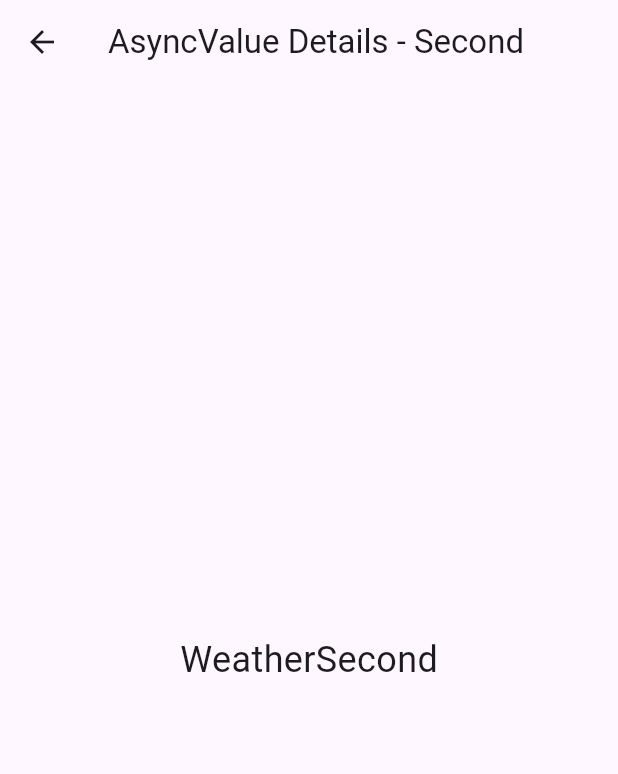
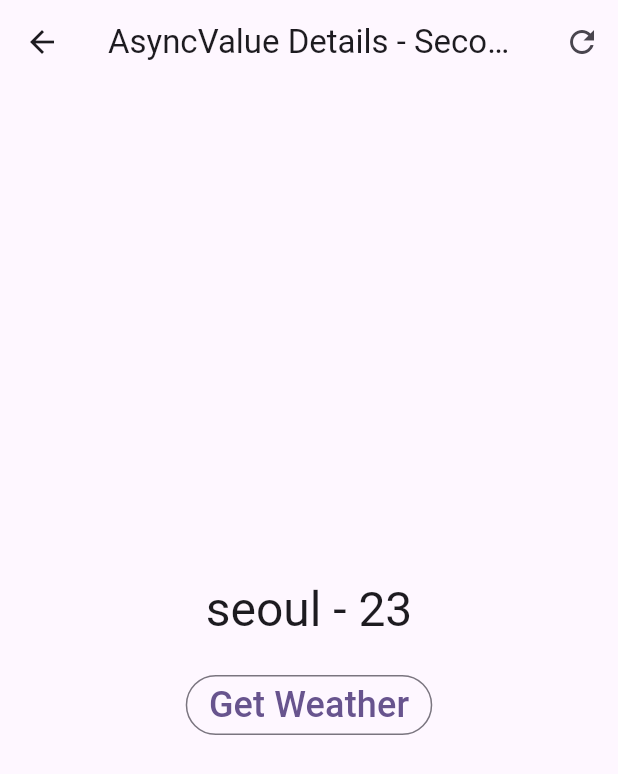
Before and after one commit to jsmile/riverpod_asyncvalue_details, a Flutter app: the WeatherSecondPage screen opened directly, on a phone screen of 412 x 824 dp. Shown: the top 774 px of the screen. Run offline on Flutter 3.47's test engine with Material 3 defaults, Android fonts, the phone set to English and light mode, and no system bars; our stand-ins replace flutter_riverpod, riverpod_annotation; missing offline and left inert: ansicolor; generated files the repository leaves out were written again.

Commit message:
provider 가 타 provider 를 참조할 때, ref.invalidate( )

```diff
--- a/lib/src/pages/weather_second/weather_second_page.dart
+++ b/lib/src/pages/weather_second/weather_second_page.dart
@@ -1,18 +1,134 @@
 import 'package:flutter/material.dart';
 import 'package:flutter_riverpod/flutter_riverpod.dart';
+import 'package:riverpod_asyncvalue_details/src/extensions/async_value_xx.dart';
+
+import 'weather_second_provider.dart';
+
+import '../../models/cities.dart';
+import '../../utils/ansi_color_debug.dart';
+
+// 현재 파일에서 공유할 선택된 도시
+int _selectedIndex = 1;
 
 class WeatherSecondPage extends ConsumerWidget {
   const WeatherSecondPage({super.key});
 
   @override
   Widget build(BuildContext context, WidgetRef ref) {
+    // Error 시 Dialog 띄우기
+    ref.listen<AsyncValue<String>>(
+      weatherAsyncSecondProvider,
+      (prev, next) {
+        if (next.hasError && !next.isLoading) {
+          // if (next is AsyncError) {
+          showDialog(
+            context: context,
+            builder: (context) {
+              return AlertDialog(
+                title: const Text('Error'),
+                content: Text(next.error.toString()),
+                actions: [
+                  TextButton(
+                    onPressed: () {
+                      Navigator.pop(context);
+                    },
+                    child: const Text('OK'),
+                  ),
+                ],
+              );
+            },
+          );
+        }
+      },
+    );
+
+    final weather = ref.watch(weatherAsyncSecondProvider); // AsyncValue<String>
+    debugPrint(info('### weather : ${weather.toString()}'));
+    debugPrint(info('### prop : ${weather.props}'));
+
+    debugPrint(info('### weather.value : ${weather.value}'));
+
+    try {
+      debugPrint(info('### requireValue : ${weather.requireValue}'));
+    } on StateError {
+      debugPrint(error('### requireValue : StateError'));
+    } catch (e) {
+      debugPrint(error('### requireValue error: ${e.toString()}'));
+    }
+
+    debugPrint(info('### =================================='));
+
     return Scaffold(
       appBar: AppBar(
         title: const Text('AsyncValue Details - Second'),
+        actions: [
+          IconButton(
+            icon: const Icon(Icons.refresh),
+            onPressed: () {
+              _selectedIndex = 1;
+              // AsyncLoading  -->  AsyncData 또는 AsyncError 순서로 동작함.
+              ref.invalidate(cityNotiProvider);
+              // AsincData 또는 AsyncError 의 isLoading: true + isRefeshing: true
+              // --> AsyncData 또는 AsyncError isLoading: false + isRefeshing: false 순서로 동작함.
+              ref.invalidate(weatherAsyncSecondProvider);
+            },
+          ),
+        ],
       ),
-      body: const Center(
-        child: Text('WeatherSecond'),
+      body: Center(
+        child: weather.when(
+          skipError: true, // error 시 error 대신 이전 값 사용
+          skipLoadingOnRefresh: false, // refresh 시 loading 허용.
+          data: (temperature) {
+            return Column(
+              mainAxisAlignment: MainAxisAlignment.center,
+              children: [
+                Text(
+                  temperature,
+                  style: Theme.of(context).textTheme.headlineLarge,
+                ),
+                const SizedBox(height: 20.0),
+                const GetWeatherButton(),
+              ],
+            );
+          },
+          error: (e, st) {
+            return Column(
+              mainAxisAlignment: MainAxisAlignment.center,
+              children: [
+                Text(
+                  e.toString(),
+                  style: const TextStyle(color: Colors.red),
+                  textAlign: TextAlign.center,
+                ),
+                const SizedBox(
+                  height: 20,
+                ),
+                const GetWeatherButton(),
+              ],
+            );
+          },
+          loading: () => const CircularProgressIndicator(),
+        ),
       ),
     );
   }
 }
+
+class GetWeatherButton extends ConsumerWidget {
+  const GetWeatherButton({super.key});
+
+  @override
+  Widget build(BuildContext context, WidgetRef ref) {
+    return OutlinedButton(
+      child: const Text('Get Weather'),
+      onPressed: () {
+        final cityIndex = _selectedIndex % 4;
+        final city = Cities.values[cityIndex];
+
+        _selectedIndex++;
+        ref.read(cityNotiProvider.notifier).changeCity(city);
+      },
+    );
+  }
+}
```
Also changed, not shown: lib/src/pages/weather_second/weather_second_provider.dart (+50 -0 lines), lib/src/pages/weather_first/weather_first_provider.g.dart (deleted), 1 other file.
